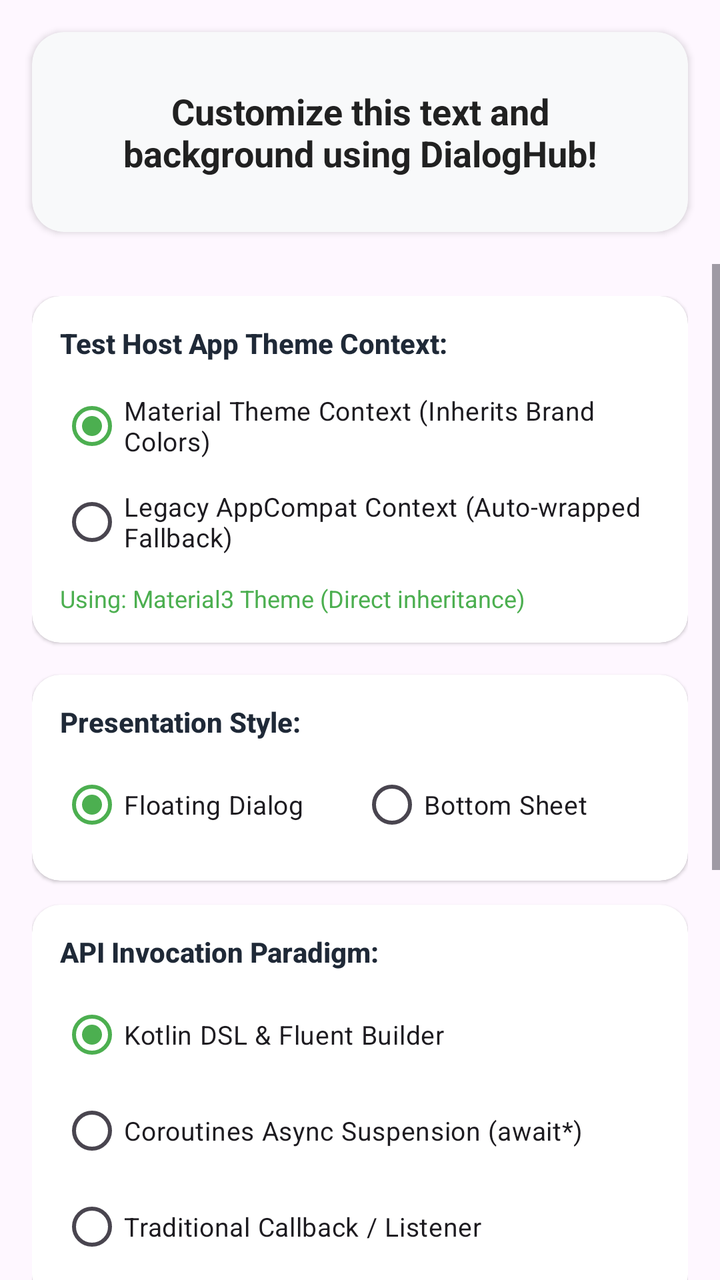
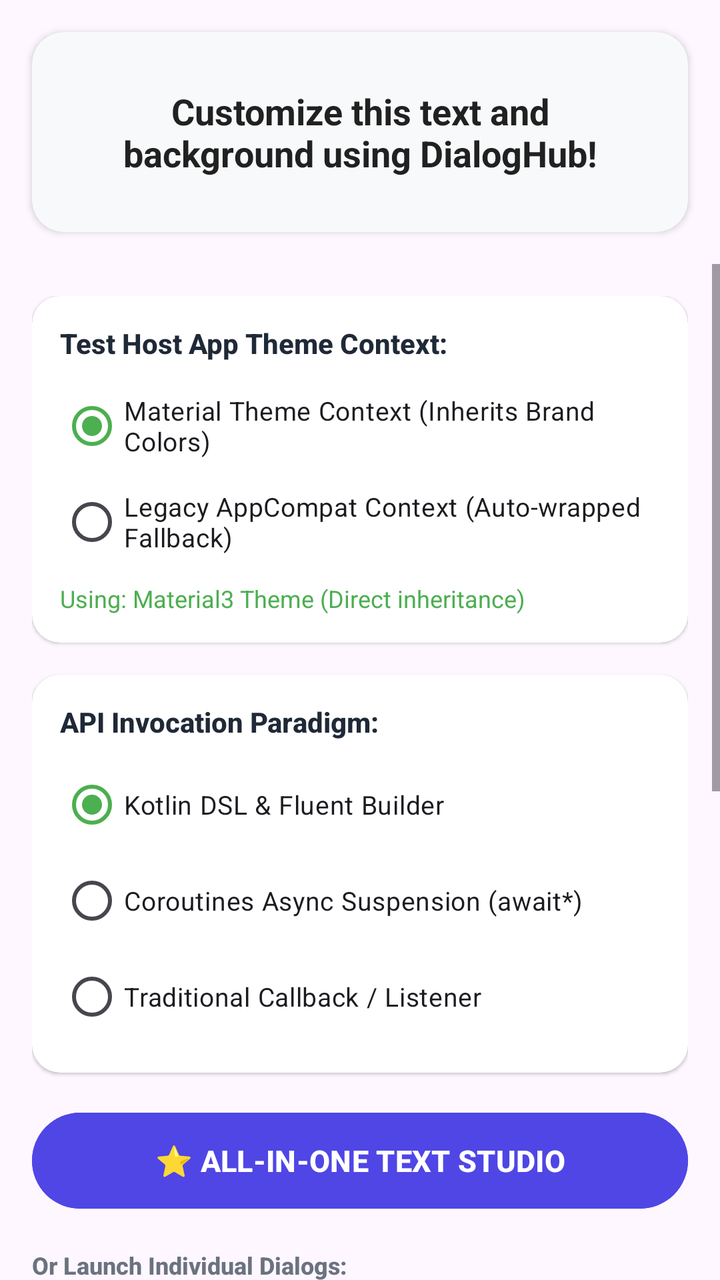

Compare the two renders of this Android layout. The source of the first and the diff that turns it into the second are given below.
<!-- AndroidManifest.xml: application theme Theme.DialogHub -->
<!-- res/layout/activity_main.xml -->
<?xml version="1.0" encoding="utf-8"?>
<RelativeLayout xmlns:android="http://schemas.android.com/apk/res/android"
    xmlns:app="http://schemas.android.com/apk/res-auto"
    xmlns:tools="http://schemas.android.com/tools"
    android:id="@+id/rootLayout"
    android:layout_width="match_parent"
    android:layout_height="match_parent"
    tools:context=".MainActivity">

    
    <androidx.cardview.widget.CardView
        android:id="@+id/previewCard"
        android:layout_width="match_parent"
        android:layout_height="wrap_content"
        android:layout_margin="16dp"
        app:cardBackgroundColor="#F8F9FA"
        app:cardCornerRadius="16dp"
        app:cardElevation="2dp">

        <TextView
            android:id="@+id/textView"
            android:layout_width="match_parent"
            android:layout_height="wrap_content"
            android:gravity="center"
            android:minHeight="100dp"
            android:padding="20dp"
            android:text="Customize this text and background using DialogHub!"
            android:textColor="#212121"
            android:textSize="18sp"
            android:textStyle="bold" />
    </androidx.cardview.widget.CardView>

    <ScrollView
        android:layout_width="match_parent"
        android:layout_height="match_parent"
        android:layout_below="@id/previewCard"
        android:fillViewport="true">

        <LinearLayout
            android:layout_width="match_parent"
            android:layout_height="wrap_content"
            android:orientation="vertical"
            android:padding="16dp">

            
            <androidx.cardview.widget.CardView
                android:layout_width="match_parent"
                android:layout_height="wrap_content"
                android:layout_marginBottom="16dp"
                app:cardBackgroundColor="#FFFFFF"
                app:cardCornerRadius="14dp"
                app:cardElevation="1dp">

                <LinearLayout
                    android:layout_width="match_parent"
                    android:layout_height="wrap_content"
                    android:orientation="vertical"
                    android:padding="14dp">

                    <TextView
                        android:layout_width="wrap_content"
                        android:layout_height="wrap_content"
                        android:fontFamily="sans-serif-medium"
                        android:text="Test Host App Theme Context:"
                        android:textColor="#1F2937"
                        android:textSize="14sp"
                        android:textStyle="bold" />

                    <RadioGroup
                        android:id="@+id/rgThemeMode"
                        android:layout_width="match_parent"
                        android:layout_height="wrap_content"
                        android:layout_marginTop="8dp"
                        android:orientation="vertical">

                        <RadioButton
                            android:id="@+id/rbMaterial"
                            android:layout_width="wrap_content"
                            android:layout_height="wrap_content"
                            android:checked="true"
                            android:text="Material Theme Context (Inherits Brand Colors)"
                            android:textSize="13sp" />

                        <RadioButton
                            android:id="@+id/rbAppCompat"
                            android:layout_width="wrap_content"
                            android:layout_height="wrap_content"
                            android:text="Legacy AppCompat Context (Auto-wrapped Fallback)"
                            android:textSize="13sp" />
                    </RadioGroup>

                    <TextView
                        android:id="@+id/tvThemeStatus"
                        android:layout_width="match_parent"
                        android:layout_height="wrap_content"
                        android:layout_marginTop="6dp"
                        android:text="Using: Material3 Theme (Direct inheritance)"
                        android:textColor="#4CAF50"
                        android:textSize="12sp" />
                </LinearLayout>
            </androidx.cardview.widget.CardView>

            
            <androidx.cardview.widget.CardView
                android:layout_width="match_parent"
                android:layout_height="wrap_content"
                android:layout_marginBottom="12dp"
                app:cardBackgroundColor="#FFFFFF"
                app:cardCornerRadius="14dp"
                app:cardElevation="1dp">

                <LinearLayout
                    android:layout_width="match_parent"
                    android:layout_height="wrap_content"
                    android:orientation="vertical"
                    android:padding="14dp">

                    <TextView
                        android:layout_width="wrap_content"
                        android:layout_height="wrap_content"
                        android:fontFamily="sans-serif-medium"
                        android:text="Presentation Style:"
                        android:textColor="#1F2937"
                        android:textSize="14sp"
                        android:textStyle="bold" />

                    <RadioGroup
                        android:id="@+id/rgPresentationStyle"
                        android:layout_width="match_parent"
                        android:layout_height="wrap_content"
                        android:layout_marginTop="8dp"
                        android:orientation="horizontal">

                        <RadioButton
                            android:id="@+id/rbStyleDialog"
                            android:layout_width="0dp"
                            android:layout_height="wrap_content"
                            android:layout_weight="1"
                            android:checked="true"
                            android:text="Floating Dialog"
                            android:textSize="13sp" />

                        <RadioButton
                            android:id="@+id/rbStyleBottomSheet"
                            android:layout_width="0dp"
                            android:layout_height="wrap_content"
                            android:layout_weight="1"
                            android:text="Bottom Sheet"
                            android:textSize="13sp" />
                    </RadioGroup>
                </LinearLayout>
            </androidx.cardview.widget.CardView>

            
            <androidx.cardview.widget.CardView
                android:layout_width="match_parent"
                android:layout_height="wrap_content"
                android:layout_marginBottom="16dp"
                app:cardBackgroundColor="#FFFFFF"
                app:cardCornerRadius="14dp"
                app:cardElevation="1dp">

                <LinearLayout
                    android:layout_width="match_parent"
                    android:layout_height="wrap_content"
                    android:orientation="vertical"
                    android:padding="14dp">

                    <TextView
                        android:layout_width="wrap_content"
                        android:layout_height="wrap_content"
                        android:fontFamily="sans-serif-medium"
                        android:text="API Invocation Paradigm:"
                        android:textColor="#1F2937"
                        android:textSize="14sp"
                        android:textStyle="bold" />

                    <RadioGroup
                        android:id="@+id/rgInvocationMode"
                        android:layout_width="match_parent"
                        android:layout_height="wrap_content"
                        android:layout_marginTop="8dp"
                        android:orientation="vertical">

                        <RadioButton
                            android:id="@+id/rbModeDsl"
                            android:layout_width="wrap_content"
                            android:layout_height="wrap_content"
                            android:checked="true"
                            android:text="Kotlin DSL &amp; Fluent Builder"
                            android:textSize="13sp" />

                        <RadioButton
                            android:id="@+id/rbModeCoroutine"
                            android:layout_width="wrap_content"
                            android:layout_height="wrap_content"
                            android:text="Coroutines Async Suspension (await*)"
                            android:textSize="13sp" />

                        <RadioButton
                            android:id="@+id/rbModeTraditional"
                            android:layout_width="wrap_content"
                            android:layout_height="wrap_content"
                            android:text="Traditional Callback / Listener"
                            android:textSize="13sp" />
                    </RadioGroup>
                </LinearLayout>
            </androidx.cardview.widget.CardView>

            
            <Button
                android:id="@+id/btnImageSelector"
                android:layout_width="match_parent"
                android:layout_height="52dp"
                android:text="1. Image &amp; Gallery Selector"
                android:textAllCaps="false" />

            <Button
                android:id="@+id/btnFontSelector"
                android:layout_width="match_parent"
                android:layout_height="52dp"
                android:layout_marginTop="10dp"
                android:text="2. Font Selector (Urdu / Custom Preview)"
                android:textAllCaps="false" />

            <Button
                android:id="@+id/btnColorSelector"
                android:layout_width="match_parent"
                android:layout_height="52dp"
                android:layout_marginTop="10dp"
                android:text="3. Color Picker with Transparency"
                android:textAllCaps="false" />

            <Button
                android:id="@+id/btnFormatSelector"
                android:layout_width="match_parent"
                android:layout_height="52dp"
                android:layout_marginTop="10dp"
                android:text="4. Text Format Dialog (Size &amp; Alignment)"
                android:textAllCaps="false" />

            <Button
                android:id="@+id/btnEffectsSelector"
                android:layout_width="match_parent"
                android:layout_height="52dp"
                android:layout_marginTop="10dp"
                android:text="5. Text Effects Dialog (Shadow, Spacing, Styles)"
                android:textAllCaps="false" />

        </LinearLayout>
    </ScrollView>

</RelativeLayout>
<!-- resources referenced by this layout -->
<resources>
  <style name="Theme.DialogHub" parent="Base.Theme.DialogHub" />
  <style name="Base.Theme.DialogHub" parent="Theme.Material3.DayNight.NoActionBar">
          <item name="colorPrimary">#4CAF50</item>
      </style>
</resources>

<!-- the commit's change to res/layout/activity_main.xml (unified diff, before → after) -->
@@ -104,7 +104,7 @@
             <androidx.cardview.widget.CardView
                 android:layout_width="match_parent"
                 android:layout_height="wrap_content"
-                android:layout_marginBottom="12dp"
+                android:layout_marginBottom="16dp"
                 app:cardBackgroundColor="#FFFFFF"
                 app:cardCornerRadius="14dp"
                 app:cardElevation="1dp">
@@ -119,57 +119,6 @@
                         android:layout_width="wrap_content"
                         android:layout_height="wrap_content"
                         android:fontFamily="sans-serif-medium"
-                        android:text="Presentation Style:"
-                        android:textColor="#1F2937"
-                        android:textSize="14sp"
-                        android:textStyle="bold" />
-
-                    <RadioGroup
-                        android:id="@+id/rgPresentationStyle"
-                        android:layout_width="match_parent"
-                        android:layout_height="wrap_content"
-                        android:layout_marginTop="8dp"
-                        android:orientation="horizontal">
-
-                        <RadioButton
-                            android:id="@+id/rbStyleDialog"
-                            android:layout_width="0dp"
-                            android:layout_height="wrap_content"
-                            android:layout_weight="1"
-                            android:checked="true"
-                            android:text="Floating Dialog"
-                            android:textSize="13sp" />
-
-                        <RadioButton
-                            android:id="@+id/rbStyleBottomSheet"
-                            android:layout_width="0dp"
-                            android:layout_height="wrap_content"
-                            android:layout_weight="1"
-                            android:text="Bottom Sheet"
-                            android:textSize="13sp" />
-                    </RadioGroup>
-                </LinearLayout>
-            </androidx.cardview.widget.CardView>
-
-            
-            <androidx.cardview.widget.CardView
-                android:layout_width="match_parent"
-                android:layout_height="wrap_content"
-                android:layout_marginBottom="16dp"
-                app:cardBackgroundColor="#FFFFFF"
-                app:cardCornerRadius="14dp"
-                app:cardElevation="1dp">
-
-                <LinearLayout
-                    android:layout_width="match_parent"
-                    android:layout_height="wrap_content"
-                    android:orientation="vertical"
-                    android:padding="14dp">
-
-                    <TextView
-                        android:layout_width="wrap_content"
-                        android:layout_height="wrap_content"
-                        android:fontFamily="sans-serif-medium"
                         android:text="API Invocation Paradigm:"
                         android:textColor="#1F2937"
                         android:textSize="14sp"
@@ -209,6 +158,29 @@
 
             
             <Button
+                android:id="@+id/btnTextStudio"
+                android:layout_width="match_parent"
+                android:layout_height="56dp"
+                android:backgroundTint="#4F46E5"
+                android:text="⭐ ALL-IN-ONE TEXT STUDIO"
+                android:textAllCaps="false"
+                android:textColor="#FFFFFF"
+                android:textSize="15sp"
+                android:textStyle="bold" />
+
+            <TextView
+                android:layout_width="wrap_content"
+                android:layout_height="wrap_content"
+                android:layout_marginTop="16dp"
+                android:layout_marginBottom="6dp"
+                android:fontFamily="sans-serif-medium"
+                android:text="Or Launch Individual Dialogs:"
+                android:textColor="#6B7280"
+                android:textSize="12sp"
+                android:textStyle="bold" />
+
+            
+            <Button
                 android:id="@+id/btnImageSelector"
                 android:layout_width="match_parent"
                 android:layout_height="52dp"
@@ -245,6 +217,23 @@
                 android:layout_height="52dp"
                 android:layout_marginTop="10dp"
                 android:text="5. Text Effects Dialog (Shadow, Spacing, Styles)"
+                android:textAllCaps="false" />
+
+            <Button
+                android:id="@+id/btnStrokeSelector"
+                android:layout_width="match_parent"
+                android:layout_height="52dp"
+                android:layout_marginTop="10dp"
+                android:text="6. Text Stroke &amp; Outline Dialog"
+                android:textAllCaps="false" />
+
+            <Button
+                android:id="@+id/btnHighlightSelector"
+                android:layout_width="match_parent"
+                android:layout_height="52dp"
+                android:layout_marginTop="10dp"
+                android:layout_marginBottom="24dp"
+                android:text="7. Text Background Ribbon Dialog"
                 android:textAllCaps="false" />
 
         </LinearLayout>
